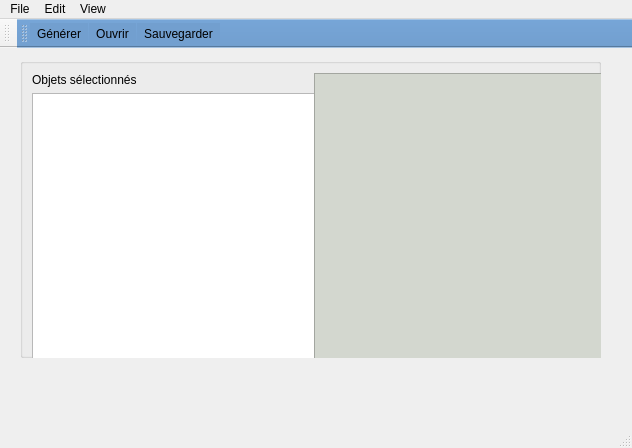
Before: the Qt Designer form QT-src/mainwindow.ui in Golgoo/IHM-MoonProject, drawn with Qt 5.
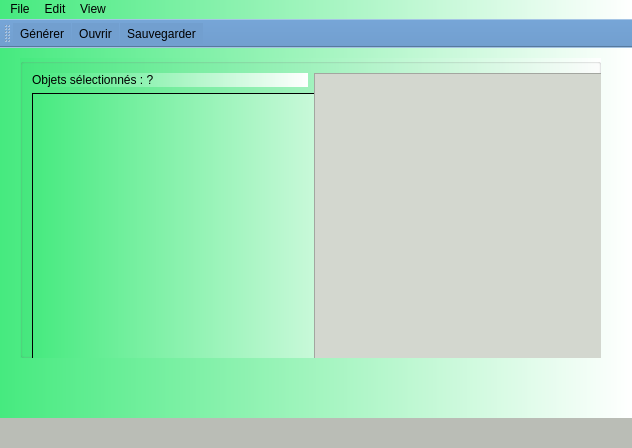
After: the same form once the commit is applied. Icons and pictures are not drawn. Custom widgets are drawn as their Qt base class.

Commit message: doc code dans .h + style appli

The edit to the form file:
```diff
--- a/QT-src/mainwindow.ui
+++ b/QT-src/mainwindow.ui
@@ -13,6 +13,9 @@
   <property name="windowTitle">
    <string>MainWindow</string>
   </property>
+  <property name="styleSheet">
+   <string notr="true">background-color: qlineargradient(spread:pad, x1:0, y1:0, x2:1, y2:0, stop:0 rgba(70, 234, 127, 255), stop:1 rgba(255, 255, 255, 255));</string>
+  </property>
   <widget class="QWidget" name="centralwidget">
    <widget class="QGroupBox" name="groupBox">
     <property name="geometry">
@@ -23,6 +26,9 @@
       <height>300</height>
      </rect>
     </property>
+    <property name="styleSheet">
+     <string notr="true">border-color: rgb(92, 53, 102);</string>
+    </property>
     <property name="title">
      <string/>
     </property>
@@ -43,8 +49,11 @@
       <layout class="QVBoxLayout" name="TabulareViewLayout">
        <item>
         <widget class="QLabel" name="selectedObjLabel">
+         <property name="styleSheet">
+          <string notr="true">border-color: rgb(117, 80, 123);</string>
+         </property>
          <property name="text">
-          <string>Objets sélectionnés</string>
+          <string>Objets sélectionnés : ?</string>
          </property>
         </widget>
        </item>
@@ -127,17 +136,17 @@
    <addaction name="menuEdit"/>
    <addaction name="menuView"/>
   </widget>
-  <widget class="QStatusBar" name="statusbar"/>
-  <widget class="QToolBar" name="toolBar">
-   <property name="windowTitle">
-    <string>toolBar</string>
+  <widget class="QStatusBar" name="statusbar">
+   <property name="minimumSize">
+    <size>
+     <width>100</width>
+     <height>30</height>
+    </size>
    </property>
-   <attribute name="toolBarArea">
-    <enum>TopToolBarArea</enum>
-   </attribute>
-   <attribute name="toolBarBreak">
-    <bool>false</bool>
-   </attribute>
+   <property name="styleSheet">
+    <string notr="true">color: rgb(239, 41, 41);
+background-color: rgb(186, 189, 182);</string>
+   </property>
   </widget>
   <widget class="QToolBar" name="toolBar_2">
    <property name="windowTitle">
```
Left out of the diff: 3 changed lines with no effect on the pictures. The commit also changes 11 other files.
